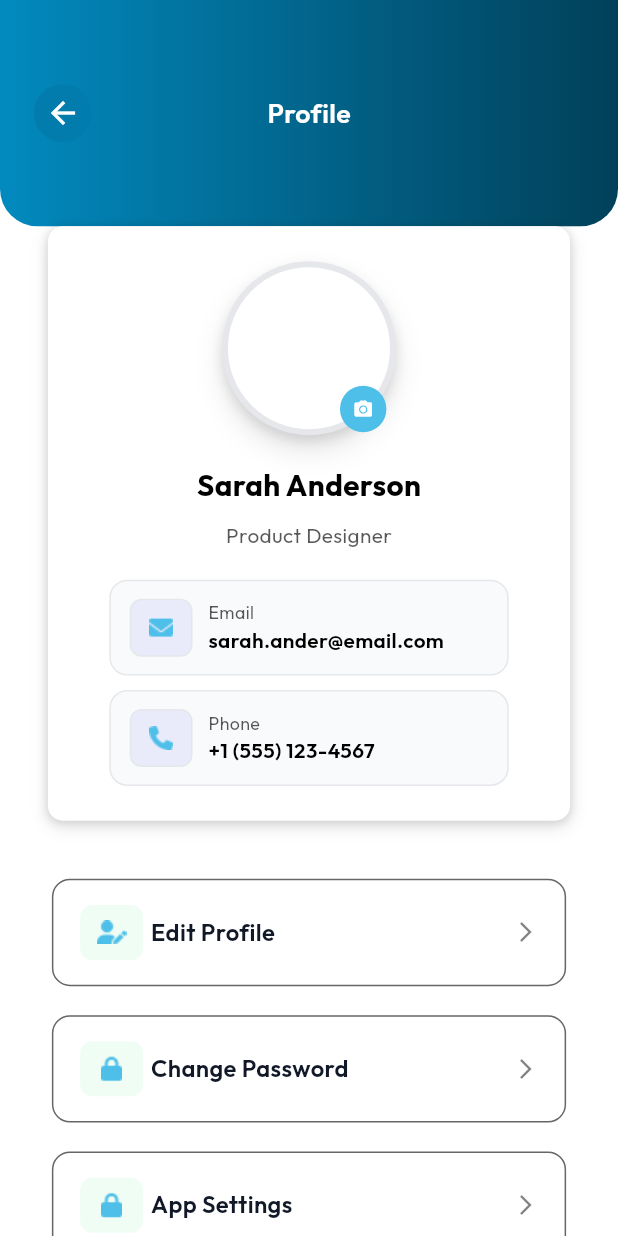
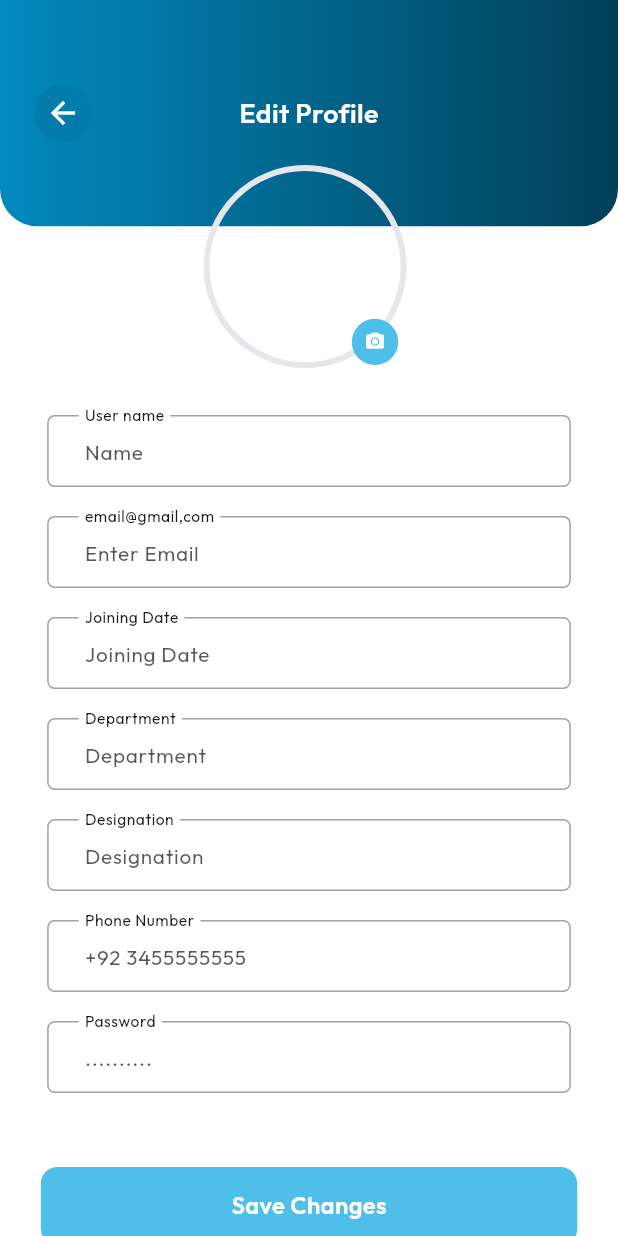
Before and after one commit to waizkamboh/clean_trust, a Flutter app: the screen it shows after launch, on a phone screen of 412 x 824 dp. Run offline on Flutter 3.47's test engine with Material 3 defaults, Android fonts, the phone set to English and light mode, and no system bars; our stand-ins replace dropdown_search, flutter_spinkit, get, persistent_bottom_nav_bar.

Commit message:
edit profile screen complete

```diff
--- a/lib/main.dart
+++ b/lib/main.dart
@@ -13,6 +13,7 @@ import 'package:clean_trust/view/screens/home/scan_result_screen.dart';
 import 'package:clean_trust/view/screens/onboarding/onboarding_screen1.dart';
 import 'package:clean_trust/view/screens/onboarding/onboarding_screen2.dart';
 import 'package:clean_trust/view/screens/onboarding/onboarding_screen3.dart';
+import 'package:clean_trust/view/screens/profile/edit_profile_screen.dart';
 import 'package:clean_trust/view/screens/profile/profile_screen.dart';
 import 'package:clean_trust/view/screens/splash/splash_screen.dart';
 import 'package:flutter/material.dart';
@@ -36,7 +37,7 @@ class MyApp extends StatelessWidget {
       theme: ThemeData(
         colorScheme: ColorScheme.fromSeed(seedColor: Colors.deepPurple),
       ),
-     home: ProfileScreen(),
+     home: EditProfileScreen(),
       translations: Languages(),
       locale: const Locale('en', 'US'),
       fallbackLocale:  const Locale('en', 'US'),
--- a/lib/util/en.dart
+++ b/lib/util/en.dart
@@ -240,6 +240,20 @@ class Languages extends Translations {
       'profileScreen12': 'Help & Support',
       'profileScreen13': 'Logout',
 
+      'EditProfileScreen1': 'Edit Profile',
+      'EditProfileScreen2': 'Name',
+      'EditProfileScreen3': 'User name',
+      'EditProfileScreen4': 'Enter Email',
+      'EditProfileScreen5': 'email@gmail,com',
+      'EditProfileScreen6': 'Joining Date',
+      'EditProfileScreen7': 'Department',
+      'EditProfileScreen8': 'Designation',
+      'EditProfileScreen9': 'Phone Number',
+      'EditProfileScreen10': '+92 3455555555',
+      'EditProfileScreen11': 'Password',
+      'EditProfileScreen12': '..........',
+      'EditProfileScreen13': 'Save Changes',
+
 
 
 
--- a/lib/view/base/input_text_field.dart
+++ b/lib/view/base/input_text_field.dart
@@ -92,6 +92,8 @@ class InputTextField extends StatelessWidget {
         validator: onValidator,
         keyboardType: keyBoardType,
         decoration: InputDecoration(
+          floatingLabelBehavior: FloatingLabelBehavior.always,
+
           counterText: counterText,
           contentPadding: contentPadding ??
               const EdgeInsets.symmetric(horizontal: 0, vertical: 0),
--- /dev/null
+++ b/lib/view/screens/profile/edit_profile_screen.dart
@@ -0,0 +1,271 @@
+import 'package:clean_trust/util/app_images.dart';
+import 'package:clean_trust/view/base/top_header.dart';
+import 'package:clean_trust/view/screens/auth/component/auth_card.dart';
+import 'package:flutter/material.dart';
+import 'package:get/get.dart';
+
+import '../../../util/app_colors.dart';
+import '../../../util/size_config.dart';
+import '../../../util/text_style.dart';
+import '../../base/input_text_field.dart';
+import '../../base/round_button.dart';
+
+class EditProfileScreen extends StatelessWidget {
+  const EditProfileScreen({super.key});
+
+  @override
+  Widget build(BuildContext context) {
+    SizeConfig().init(context);
+    return Scaffold(
+      backgroundColor: AppColors.kWhiteColor,
+      body: SingleChildScrollView(
+        child: Column(
+          children: [
+            Stack(
+              clipBehavior: Clip.none,
+              children: [
+                TopHeader(title: 'EditProfileScreen1'.tr),
+                Positioned(
+                  top: 110,
+                  left: 130,
+
+                  child: Stack(
+                    clipBehavior: Clip.none,
+                    children: [
+                      Container(
+                        width: getWidth(140),
+                        height: getHeight(140),
+                        decoration: BoxDecoration(
+                          shape: BoxShape.circle,
+                          color: Colors.transparent,
+                          border: Border.all(
+                            color: AppColors.kLightCoolGreyColor,
+                            width: 4,
+                          ),
+
+                        ),
+                      ),
+                      Positioned(
+                        bottom: 2,
+                        right: 10,
+                        child: Container(
+                          width: getWidth(32),
+                          height: getHeight(32),
+                          decoration: BoxDecoration(
+                            shape: BoxShape.circle,
+                            color: AppColors.kSkyBlueColor,
+                          ),
+                          child:  Icon(
+                            Icons.camera_alt,
+                            size: 14,
+                            color: AppColors.kWhiteColor,
+                          ),
+                        ),
+                      ),
+                    ],
+                  ),
+                ),
+
+              ],
+            ),
+            SizedBox(height: getHeight(130),),
+            InputTextField(
+              //height: getHeight(42),
+              //myController: controller.emailController,
+              width: getWidth(333),
+              contentPadding: EdgeInsets.symmetric(horizontal: getWidth(20)),
+              //myController: signUpC.nameSignupController.value,
+              //focusNode: signUpC.nameSignupFocusNode.value,
+              // onFiledSubmittedValue: (value){
+              //   Utils.fieldFocusChange(context, signUpC.nameSignupFocusNode.value, signUpC.emailSignupFocusNode.value);
+              // },
+              onValidator: (email){
+                return null;
+              },
+              keyBoardType: TextInputType.emailAddress,
+              readOnly: true,
+              labelTextStyle: kSize16W400KWhiteColorOutfitRegular.copyWith(fontSize: getFont(14), color: AppColors.kCharcoalBlackColor),
+              hintTextStyle: kSize16W400KWhiteColorOutfitRegular.copyWith(fontSize: getFont(14), color: AppColors.kBlackColor.withOpacity(0.66)),
+              obscureText: false,
+              hintText: 'EditProfileScreen2'.tr,
+              labelText: 'EditProfileScreen3'.tr,
+              borderRadius: 5,
+              borderSideColor: AppColors.kBlackColor.withOpacity(0.37),
+              textFormFieldColor: AppColors.kWhiteColor,
+            ),
+            SizedBox(height: getHeight(20),),
+            InputTextField(
+              //height: getHeight(42),
+              //myController: controller.emailController,
+              width: getWidth(333),
+              contentPadding: EdgeInsets.symmetric(horizontal: getWidth(20)),
+              //myController: signUpC.nameSignupController.value,
+              //focusNode: signUpC.nameSignupFocusNode.value,
+              // onFiledSubmittedValue: (value){
+              //   Utils.fieldFocusChange(context, signUpC.nameSignupFocusNode.value, signUpC.emailSignupFocusNode.value);
+              // },
+              onValidator: (email){
+                return null;
+              },
+              keyBoardType: TextInputType.emailAddress,
+              labelTextStyle: kSize16W400KWhiteColorOutfitRegular.copyWith(fontSize: getFont(14), color: AppColors.kCharcoalBlackColor),
+              hintTextStyle: kSize16W400KWhiteColorOutfitRegular.copyWith(fontSize: getFont(14), color: AppColors.kBlackColor.withOpacity(0.66)),
+              obscureText: false,
+              hintText: 'EditProfileScreen4'.tr,
+              labelText: 'EditProfileScreen5'.tr,
+              borderRadius: 5,
+              borderSideColor: AppColors.kBlackColor.withOpacity(0.37),
+              textFormFieldColor: AppColors.kWhiteColor,
+            ),
+            SizedBox(height: getHeight(20),),
+            InputTextField(
+              //height: getHeight(42),
+              //myController: controller.emailController,
+              width: getWidth(333),
+              contentPadding: EdgeInsets.symmetric(horizontal: getWidth(20)),
+              //myController: signUpC.nameSignupController.value,
+              //focusNode: signUpC.nameSignupFocusNode.value,
+              // onFiledSubmittedValue: (value){
+              //   Utils.fieldFocusChange(context, signUpC.nameSignupFocusNode.value, signUpC.emailSignupFocusNode.value);
+              // },
+              onValidator: (email){
+                return null;
+              },
+              keyBoardType: TextInputType.emailAddress,
+              readOnly: true,
+              labelTextStyle: kSize16W400KWhiteColorOutfitRegular.copyWith(fontSize: getFont(14), color: AppColors.kCharcoalBlackColor),
+              hintTextStyle: kSize16W400KWhiteColorOutfitRegular.copyWith(fontSize: getFont(14), color: AppColors.kBlackColor.withOpacity(0.66)),
+              obscureText: false,
+              hintText: 'EditProfileScreen6'.tr,
+              labelText: 'EditProfileScreen6'.tr,
+              borderRadius: 5,
+              borderSideColor: AppColors.kBlackColor.withOpacity(0.37),
+              textFormFieldColor: AppColors.kWhiteColor,
+            ),
+            SizedBox(height: getHeight(20),),
+            InputTextField(
+              //height: getHeight(42),
+              //myController: controller.emailController,
+              width: getWidth(333),
+              contentPadding: EdgeInsets.symmetric(horizontal: getWidth(20)),
+              //myController: signUpC.nameSignupController.value,
+              //focusNode: signUpC.nameSignupFocusNode.value,
+              // onFiledSubmittedValue: (value){
+              //   Utils.fieldFocusChange(context, signUpC.nameSignupFocusNode.value, signUpC.emailSignupFocusNode.value);
+              // },
+              onValidator: (email){
+                return null;
+              },
+              keyBoardType: TextInputType.emailAddress,
+              readOnly: true,
+              labelTextStyle: kSize16W400KWhiteColorOutfitRegular.copyWith(fontSize: getFont(14), color: AppColors.kCharcoalBlackColor),
+              hintTextStyle: kSize16W400KWhiteColorOutfitRegular.copyWith(fontSize: getFont(14), color: AppColors.kBlackColor.withOpacity(0.66)),
+              obscureText: false,
+              hintText: 'EditProfileScreen7'.tr,
+              labelText: 'EditProfileScreen7'.tr,
+              borderRadius: 5,
+              borderSideColor: AppColors.kBlackColor.withOpacity(0.37),
+              textFormFieldColor: AppColors.kWhiteColor,
+            ),
+            SizedBox(height: getHeight(20),),
+            InputTextField(
+              //height: getHeight(42),
+              //myController: controller.emailController,
+              width: getWidth(333),
+              contentPadding: EdgeInsets.symmetric(horizontal: getWidth(20)),
+              //myController: signUpC.nameSignupController.value,
+              //focusNode: signUpC.nameSignupFocusNode.value,
+              // onFiledSubmittedValue: (value){
+              //   Utils.fieldFocusChange(context, signUpC.nameSignupFocusNode.value, signUpC.emailSignupFocusNode.value);
+              // },
+              onValidator: (email){
+                return null;
+              },
+              keyBoardType: TextInputType.emailAddress,
+              readOnly: true,
+              labelTextStyle: kSize16W400KWhiteColorOutfitRegular.copyWith(fontSize: getFont(14), color: AppColors.kCharcoalBlackColor),
+              hintTextStyle: kSize16W400KWhiteColorOutfitRegular.copyWith(fontSize: getFont(14), color: AppColors.kBlackColor.withOpacity(0.66)),
+              obscureText: false,
+              hintText: 'EditProfileScreen8'.tr,
+              labelText: 'EditProfileScreen8'.tr,
+              borderRadius: 5,
+              borderSideColor: AppColors.kBlackColor.withOpacity(0.37),
+              textFormFieldColor: AppColors.kWhiteColor,
+            ),
+            SizedBox(height: getHeight(20),),
+            InputTextField(
+              //height: getHeight(42),
+              //myController: controller.emailController,
+              width: getWidth(333),
+              contentPadding: EdgeInsets.symmetric(horizontal: getWidth(20)),
+              //myController: signUpC.nameSignupController.value,
+              //focusNode: signUpC.nameSignupFocusNode.value,
+              // onFiledSubmittedValue: (value){
+              //   Utils.fieldFocusChange(context, signUpC.nameSignupFocusNode.value, signUpC.emailSignupFocusNode.value);
+              // },
+              onValidator: (email){
+                return null;
+              },
+              keyBoardType: TextInputType.emailAddress,
+              readOnly: true,
+              labelTextStyle: kSize16W400KWhiteColorOutfitRegular.copyWith(fontSize: getFont(14), color: AppColors.kCharcoalBlackColor),
+              hintTextStyle: kSize16W400KWhiteColorOutfitRegular.copyWith(fontSize: getFont(14), color: AppColors.kBlackColor.withOpacity(0.66)),
+              obscureText: false,
+              hintText: 'EditProfileScreen10'.tr,
+              labelText: 'EditProfileScreen9'.tr,
+              borderRadius: 5,
+              borderSideColor: AppColors.kBlackColor.withOpacity(0.37),
+              textFormFieldColor: AppColors.kWhiteColor,
+            ),
+            SizedBox(height: getHeight(20),),
+            InputTextField(
+              //height: getHeight(42),
+              //myController: controller.emailController,
+              width: getWidth(333),
+              contentPadding: EdgeInsets.symmetric(horizontal: getWidth(20)),
+              //myController: signUpC.nameSignupController.value,
+              //focusNode: signUpC.nameSignupFocusNode.value,
+              // onFiledSubmittedValue: (value){
+              //   Utils.fieldFocusChange(context, signUpC.nameSignupFocusNode.value, signUpC.emailSignupFocusNode.value);
+              // },
+              onValidator: (email){
+                return null;
+              },
+              keyBoardType: TextInputType.emailAddress,
+              readOnly: true,
+              labelTextStyle: kSize16W400KWhiteColorOutfitRegular.copyWith(fontSize: getFont(14), color: AppColors.kCharcoalBlackColor),
+              hintTextStyle: kSize16W400KWhiteColorOutfitRegular.copyWith(fontSize: getFont(14), color: AppColors.kBlackColor.withOpacity(0.66)),
+              obscureText: false,
+              hintText: 'EditProfileScreen12'.tr,
+              labelText: 'EditProfileScreen11'.tr,
+              borderRadius: 5,
+              borderSideColor: AppColors.kBlackColor.withOpacity(0.37),
+              textFormFieldColor: AppColors.kWhiteColor,
+            ),
+            SizedBox(height: getHeight(50),),
+            RoundButton(
+              onPress: (){},
+              radius: BorderRadius.circular(12),
+              title: 'EditProfileScreen13'.tr,
+              textStyle: kSize16W600KBlackColorOutfitSemiBold.copyWith(color: AppColors.kWhiteColor,),
+              buttonColor: AppColors.kSkyBlueColor,
+              width: getWidth(343),
+              height: getHeight(56),
+
+            ),
+            SizedBox(height: getHeight(50),),
+
+
+
+
+
+
+          ]
+
+
+        ),
+      ),
+    );
+  }
+
+}
```
